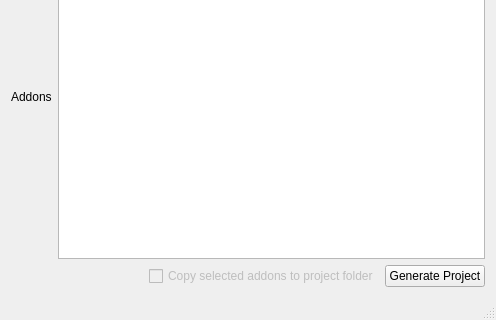
Old version of the form MainWindow.ui in the repository Furkanzmc/ofxProjectGenerator; both pictures show x 0 to 496 and y 160 to 480 of the 496 by 480 pixel window.
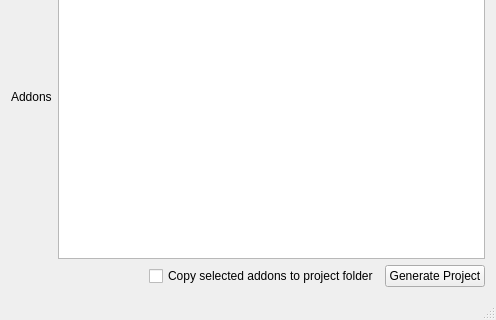
New version of the form.

Commit message: Enable copy addons to app folder

```diff
--- a/MainWindow.ui
+++ b/MainWindow.ui
@@ -103,7 +103,7 @@
       <item>
        <widget class="QCheckBox" name="checkBox">
         <property name="enabled">
-         <bool>false</bool>
+         <bool>true</bool>
         </property>
         <property name="toolTip">
          <string>Coming soon...</string>
```
The commit also changes 2 other files.
